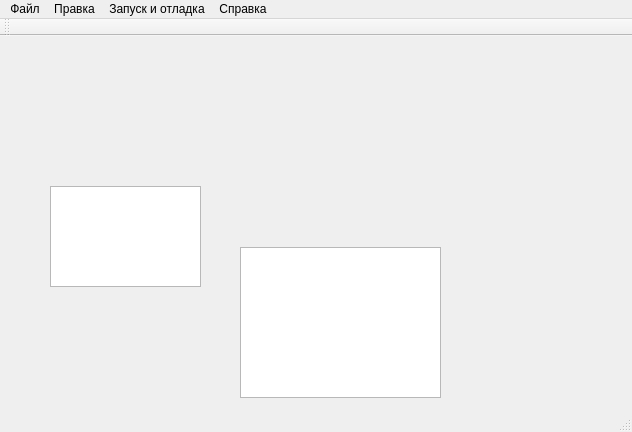
Above: mainwindow.ui from Glebka/TuringMachineEmulator before the change. Below: the same form after it.
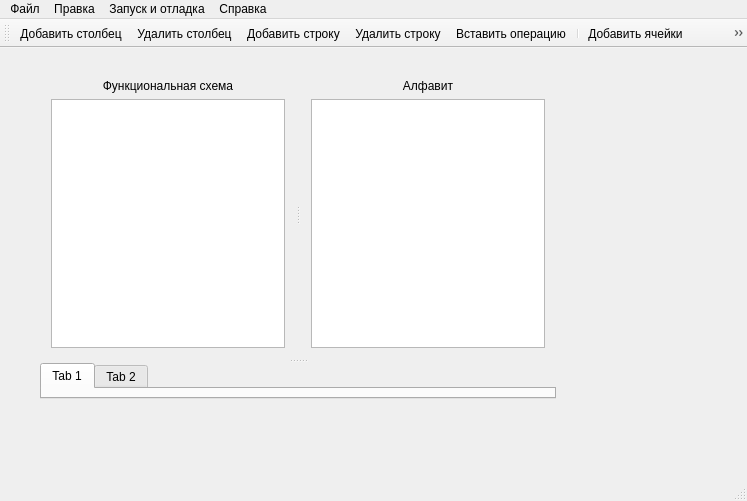
That is the form after the change. Icons and pictures are not drawn.

Patch:
```diff
--- a/mainwindow.ui
+++ b/mainwindow.ui
@@ -6,42 +6,150 @@
    <rect>
     <x>0</x>
     <y>0</y>
-    <width>632</width>
-    <height>432</height>
+    <width>747</width>
+    <height>501</height>
    </rect>
   </property>
   <property name="windowTitle">
    <string>MainWindow</string>
   </property>
   <widget class="QWidget" name="centralWidget">
-   <widget class="QTableView" name="tableView">
+   <widget class="QSplitter" name="splitter_2">
     <property name="geometry">
      <rect>
-      <x>50</x>
-      <y>150</y>
-      <width>151</width>
-      <height>101</height>
+      <x>40</x>
+      <y>20</y>
+      <width>516</width>
+      <height>331</height>
      </rect>
     </property>
-    <property name="dragEnabled">
-     <bool>false</bool>
+    <property name="orientation">
+     <enum>Qt::Vertical</enum>
     </property>
-    <property name="dragDropMode">
-     <enum>QAbstractItemView::NoDragDrop</enum>
-    </property>
-    <property name="wordWrap">
-     <bool>false</bool>
-    </property>
-   </widget>
-   <widget class="QTableView" name="tableView_2">
-    <property name="geometry">
-     <rect>
-      <x>240</x>
-      <y>211</y>
-      <width>201</width>
-      <height>151</height>
-     </rect>
-    </property>
+    <widget class="QSplitter" name="splitter">
+     <property name="sizePolicy">
+      <sizepolicy hsizetype="Expanding" vsizetype="Maximum">
+       <horstretch>0</horstretch>
+       <verstretch>0</verstretch>
+      </sizepolicy>
+     </property>
+     <property name="orientation">
+      <enum>Qt::Horizontal</enum>
+     </property>
+     <widget class="QWidget" name="layoutWidget">
+      <layout class="QVBoxLayout" name="verticalLayout">
+       <item>
+        <widget class="QLabel" name="label">
+         <property name="text">
+          <string>Функциональная схема</string>
+         </property>
+         <property name="alignment">
+          <set>Qt::AlignCenter</set>
+         </property>
+        </widget>
+       </item>
+       <item>
+        <widget class="QTableView" name="functionalSchemeView">
+         <property name="sizePolicy">
+          <sizepolicy hsizetype="Expanding" vsizetype="Expanding">
+           <horstretch>0</horstretch>
+           <verstretch>0</verstretch>
+          </sizepolicy>
+         </property>
+         <property name="dragEnabled">
+          <bool>false</bool>
+         </property>
+         <property name="dragDropMode">
+          <enum>QAbstractItemView::NoDragDrop</enum>
+         </property>
+         <property name="wordWrap">
+          <bool>false</bool>
+         </property>
+        </widget>
+       </item>
+      </layout>
+     </widget>
+     <widget class="QWidget" name="layoutWidget">
+      <layout class="QVBoxLayout" name="verticalLayout_2" stretch="0,0">
+       <property name="sizeConstraint">
+        <enum>QLayout::SetDefaultConstraint</enum>
+       </property>
+       <item>
+        <widget class="QLabel" name="label_2">
+         <property name="text">
+          <string>Алфавит</string>
+         </property>
+         <property name="alignment">
+          <set>Qt::AlignCenter</set>
+         </property>
+        </widget>
+       </item>
+       <item>
+        <widget class="QTableView" name="alphabetView">
+         <property name="sizePolicy">
+          <sizepolicy hsizetype="Expanding" vsizetype="Expanding">
+           <horstretch>0</horstretch>
+           <verstretch>0</verstretch>
+          </sizepolicy>
+         </property>
+         <property name="minimumSize">
+          <size>
+           <width>0</width>
+           <height>0</height>
+          </size>
+         </property>
+        </widget>
+       </item>
+      </layout>
+     </widget>
+    </widget>
+    <widget class="QTabWidget" name="tabWidget">
+     <property name="sizePolicy">
+      <sizepolicy hsizetype="Expanding" vsizetype="Expanding">
+       <horstretch>0</horstretch>
+       <verstretch>0</verstretch>
+      </sizepolicy>
+     </property>
+     <property name="currentIndex">
+      <number>0</number>
+     </property>
+     <widget class="QWidget" name="tabTape">
+      <attribute name="title">
+       <string>Tab 1</string>
+      </attribute>
+      <widget class="QTableView" name="tapeView">
+       <property name="geometry">
+        <rect>
+         <x>10</x>
+         <y>10</y>
+         <width>491</width>
+         <height>41</height>
+        </rect>
+       </property>
+       <property name="sizePolicy">
+        <sizepolicy hsizetype="Expanding" vsizetype="Expanding">
+         <horstretch>1</horstretch>
+         <verstretch>1</verstretch>
+        </sizepolicy>
+       </property>
+      </widget>
+     </widget>
+     <widget class="QWidget" name="tabErrors">
+      <attribute name="title">
+       <string>Tab 2</string>
+      </attribute>
+      <widget class="QTreeView" name="errorsView">
+       <property name="geometry">
+        <rect>
+         <x>10</x>
+         <y>10</y>
+         <width>491</width>
+         <height>41</height>
+        </rect>
+       </property>
+      </widget>
+     </widget>
+    </widget>
    </widget>
   </widget>
   <widget class="QMenuBar" name="menuBar">
@@ -49,11 +157,11 @@
     <rect>
      <x>0</x>
      <y>0</y>
-     <width>632</width>
+     <width>747</width>
      <height>23</height>
     </rect>
    </property>
-   <widget class="QMenu" name="menuAfqk">
+   <widget class="QMenu" name="mnuFile">
     <property name="title">
      <string>Файл</string>
     </property>
@@ -68,7 +176,7 @@
     <addaction name="separator"/>
     <addaction name="quitProg"/>
    </widget>
-   <widget class="QMenu" name="menu_3">
+   <widget class="QMenu" name="mnuRunDebug">
     <property name="title">
      <string>Запуск и отладка</string>
     </property>
@@ -79,18 +187,18 @@
     <addaction name="separator"/>
     <addaction name="nextState"/>
    </widget>
-   <widget class="QMenu" name="menu_4">
+   <widget class="QMenu" name="mnuHelp">
     <property name="title">
      <string>Справка</string>
     </property>
     <addaction name="helpContents"/>
     <addaction name="aboutProg"/>
    </widget>
-   <widget class="QMenu" name="menu_5">
+   <widget class="QMenu" name="mnuEdit">
     <property name="title">
      <string>Правка</string>
     </property>
-    <widget class="QMenu" name="menu_6">
+    <widget class="QMenu" name="mnuFS">
      <property name="title">
       <string>Функциональная схема</string>
      </property>
@@ -102,44 +210,62 @@
      <addaction name="separator"/>
      <addaction name="insertCommand"/>
     </widget>
-    <widget class="QMenu" name="menu_7">
+    <widget class="QMenu" name="mnuTape">
      <property name="title">
       <string>Лента</string>
      </property>
-     <addaction name="action_46"/>
-     <addaction name="action_48"/>
+     <addaction name="addCells"/>
+     <addaction name="removeCells"/>
      <addaction name="separator"/>
-     <addaction name="action_51"/>
-     <addaction name="action_52"/>
+     <addaction name="fillString"/>
+     <addaction name="setEmptyChar"/>
     </widget>
-    <addaction name="undoAction"/>
-    <addaction name="redoAction"/>
     <addaction name="separator"/>
-    <addaction name="menu_6"/>
-    <addaction name="menu_7"/>
+    <addaction name="mnuFS"/>
+    <addaction name="mnuTape"/>
     <addaction name="separator"/>
     <addaction name="cutAction"/>
     <addaction name="copyAction"/>
     <addaction name="pasteAction"/>
    </widget>
-   <addaction name="menuAfqk"/>
-   <addaction name="menu_5"/>
-   <addaction name="menu_3"/>
-   <addaction name="menu_4"/>
+   <addaction name="mnuFile"/>
+   <addaction name="mnuEdit"/>
+   <addaction name="mnuRunDebug"/>
+   <addaction name="mnuHelp"/>
   </widget>
   <widget class="QToolBar" name="mainToolBar">
+   <property name="iconSize">
+    <size>
+     <width>16</width>
+     <height>16</height>
+    </size>
+   </property>
    <attribute name="toolBarArea">
     <enum>TopToolBarArea</enum>
    </attribute>
    <attribute name="toolBarBreak">
     <bool>false</bool>
    </attribute>
+   <addaction name="addColumn"/>
+   <addaction name="removeColumn"/>
+   <addaction name="addRow"/>
+   <addaction name="removeRow"/>
+   <addaction name="insertCommand"/>
+   <addaction name="separator"/>
+   <addaction name="addCells"/>
+   <addaction name="removeCells"/>
+   <addaction name="fillString"/>
+   <addaction name="separator"/>
+   <addaction name="runMachine"/>
+   <addaction name="stopMachine"/>
+   <addaction name="startDebug"/>
+   <addaction name="nextState"/>
   </widget>
   <widget class="QStatusBar" name="statusBar"/>
   <action name="createProject">
    <property name="icon">
     <iconset resource="resources.qrc">
-     <normaloff>:/images/images/new_project.png</normaloff>:/images/images/new_project.png</iconset>
+     <normaloff>:/images/new_project.png</normaloff>:/images/new_project.png</iconset>
    </property>
    <property name="text">
     <string>Создать проект...</string>
@@ -151,7 +277,7 @@
   <action name="openProject">
    <property name="icon">
     <iconset resource="resources.qrc">
-     <normaloff>:/images/images/open.png</normaloff>:/images/images/open.png</iconset>
+     <normaloff>:/images/open.png</normaloff>:/images/open.png</iconset>
    </property>
    <property name="text">
     <string>Открыть проект...</string>
@@ -168,7 +294,7 @@
   <action name="saveProject">
    <property name="icon">
     <iconset resource="resources.qrc">
-     <normaloff>:/images/images/save.png</normaloff>:/images/images/save.png</iconset>
+     <normaloff>:/images/save.png</normaloff>:/images/save.png</iconset>
    </property>
    <property name="text">
     <string>Сохранить проект</string>
@@ -180,7 +306,7 @@
   <action name="saveProjectAs">
    <property name="icon">
     <iconset resource="resources.qrc">
-     <normaloff>:/images/images/saveas.png</normaloff>:/images/images/saveas.png</iconset>
+     <normaloff>:/images/saveas.png</normaloff>:/images/saveas.png</iconset>
    </property>
    <property name="text">
     <string>Сохранить проект как...</string>
@@ -205,7 +331,7 @@
   <action name="runMachine">
    <property name="icon">
     <iconset resource="resources.qrc">
-     <normaloff>:/images/images/start.png</normaloff>:/images/images/start.png</iconset>
+     <normaloff>:/images/start.png</normaloff>:/images/start.png</iconset>
    </property>
    <property name="text">
     <string>Запустить</string>
@@ -217,7 +343,7 @@
   <action name="startDebug">
    <property name="icon">
     <iconset resource="resources.qrc">
-     <normaloff>:/images/images/stepbystep.png</normaloff>:/images/images/stepbystep.png</iconset>
+     <normaloff>:/images/stepbystep.png</normaloff>:/images/stepbystep.png</iconset>
    </property>
    <property name="text">
     <string>Начать отладку</string>
@@ -229,7 +355,7 @@
   <action name="stopMachine">
    <property name="icon">
     <iconset resource="resources.qrc">
-     <normaloff>:/images/images/Stop.png</normaloff>:/images/images/Stop.png</iconset>
+     <normaloff>:/images/Stop.png</normaloff>:/images/Stop.png</iconset>
    </property>
    <property name="text">
     <string>Остановить</string>
@@ -238,7 +364,7 @@
   <action name="nextState">
    <property name="icon">
     <iconset resource="resources.qrc">
-     <normaloff>:/images/images/arrow-step-over-icon.png</normaloff>:/images/images/arrow-step-over-icon.png</iconset>
+     <normaloff>:/images/arrow-step-over-icon.png</normaloff>:/images/arrow-step-over-icon.png</iconset>
    </property>
    <property name="text">
     <string>Следующее состояние</string>
@@ -250,7 +376,7 @@
   <action name="helpContents">
    <property name="icon">
     <iconset resource="resources.qrc">
-     <normaloff>:/images/images/help.png</normaloff>:/images/images/help.png</iconset>
+     <normaloff>:/images/help.png</normaloff>:/images/help.png</iconset>
    </property>
    <property name="text">
     <string>Содержание</string>
@@ -262,7 +388,7 @@
   <action name="aboutProg">
    <property name="icon">
     <iconset resource="resources.qrc">
-     <normaloff>:/images/images/about.png</normaloff>:/images/images/about.png</iconset>
+     <normaloff>:/images/about.png</normaloff>:/images/about.png</iconset>
    </property>
    <property name="text">
     <string>О программе...</string>
@@ -271,7 +397,7 @@
   <action name="undoAction">
    <property name="icon">
     <iconset resource="resources.qrc">
-     <normaloff>:/images/images/undo.png</normaloff>:/images/images/undo.png</iconset>
+     <normaloff>:/images/undo.png</normaloff>:/images/undo.png</iconset>
    </property>
    <property name="text">
     <string>Отменить действие</string>
@@ -283,7 +409,7 @@
   <action name="redoAction">
    <property name="icon">
     <iconset resource="resources.qrc">
-     <normaloff>:/images/images/redo.png</normaloff>:/images/images/redo.png</iconset>
+     <normaloff>:/images/redo.png</normaloff>:/images/redo.png</iconset>
    </property>
    <property name="text">
     <string>Повторить действие</string>
@@ -295,7 +421,7 @@
   <action name="cutAction">
    <property name="icon">
     <iconset resource="resources.qrc">
-     <normaloff>:/images/images/cut.png</normaloff>:/images/images/cut.png</iconset>
+     <normaloff>:/images/cut.png</normaloff>:/images/cut.png</iconset>
    </property>
    <property name="text">
     <string>Вырезать</string>
@@ -307,7 +433,7 @@
   <action name="copyAction">
    <property name="icon">
     <iconset resource="resources.qrc">
-     <normaloff>:/images/images/copy.png</normaloff>:/images/images/copy.png</iconset>
+     <normaloff>:/images/copy.png</normaloff>:/images/copy.png</iconset>
    </property>
    <property name="text">
     <string>Копировать</string>
@@ -319,7 +445,7 @@
   <action name="pasteAction">
    <property name="icon">
     <iconset resource="resources.qrc">
-     <normaloff>:/images/images/paste.png</normaloff>:/images/images/paste.png</iconset>
+     <normaloff>:/images/paste.png</normaloff>:/images/paste.png</iconset>
    </property>
    <property name="text">
     <string>Вставить</string>
@@ -331,7 +457,7 @@
   <action name="addColumn">
    <property name="icon">
     <iconset resource="resources.qrc">
-     <normaloff>:/images/images/table-insert-column.png</normaloff>:/images/images/table-insert-column.png</iconset>
+     <normaloff>:/images/table-insert-column.png</normaloff>:/images/table-insert-column.png</iconset>
    </property>
    <property name="text">
     <string>Добавить столбец...</string>
@@ -340,7 +466,7 @@
   <action name="removeColumn">
    <property name="icon">
     <iconset resource="resources.qrc">
-     <normaloff>:/images/images/table-delete-column.png</normaloff>:/images/images/table-delete-column.png</iconset>
+     <normaloff>:/images/table-delete-column.png</normaloff>:/images/table-delete-column.png</iconset>
    </property>
    <property name="text">
     <string>Удалить столбец</string>
@@ -349,7 +475,7 @@
   <action name="addRow">
    <property name="icon">
     <iconset resource="resources.qrc">
-     <normaloff>:/images/images/table-insert-row.png</normaloff>:/images/images/table-insert-row.png</iconset>
+     <normaloff>:/images/table-insert-row.png</normaloff>:/images/table-insert-row.png</iconset>
    </property>
    <property name="text">
     <string>Добавить строку</string>
@@ -358,7 +484,7 @@
   <action name="removeRow">
    <property name="icon">
     <iconset resource="resources.qrc">
-     <normaloff>:/images/images/table-delete-row.png</normaloff>:/images/images/table-delete-row.png</iconset>
+     <normaloff>:/images/table-delete-row.png</normaloff>:/images/table-delete-row.png</iconset>
    </property>
    <property name="text">
     <string>Удалить строку</string>
@@ -367,28 +493,40 @@
   <action name="insertCommand">
    <property name="icon">
     <iconset resource="resources.qrc">
-     <normaloff>:/images/images/task--arrow.png</normaloff>:/images/images/task--arrow.png</iconset>
+     <normaloff>:/images/task--arrow.png</normaloff>:/images/task--arrow.png</iconset>
    </property>
    <property name="text">
     <string>Вставить операцию...</string>
    </property>
   </action>
-  <action name="action_46">
+  <action name="addCells">
+   <property name="icon">
+    <iconset resource="resources.qrc">
+     <normaloff>:/images/insert_table_row.png</normaloff>:/images/insert_table_row.png</iconset>
+   </property>
    <property name="text">
     <string>Добавить ячейки...</string>
    </property>
   </action>
-  <action name="action_48">
+  <action name="removeCells">
+   <property name="icon">
+    <iconset resource="resources.qrc">
+     <normaloff>:/images/delete_table_row.png</normaloff>:/images/delete_table_row.png</iconset>
+   </property>
    <property name="text">
     <string>Удалить ячейки</string>
    </property>
   </action>
-  <action name="action_51">
+  <action name="fillString">
+   <property name="icon">
+    <iconset resource="resources.qrc">
+     <normaloff>:/images/1392329920_edit-clear.png</normaloff>:/images/1392329920_edit-clear.png</iconset>
+   </property>
    <property name="text">
     <string>Заполнить как строку...</string>
    </property>
   </action>
-  <action name="action_52">
+  <action name="setEmptyChar">
    <property name="text">
     <string>Задать пустой символ...</string>
    </property>
```
